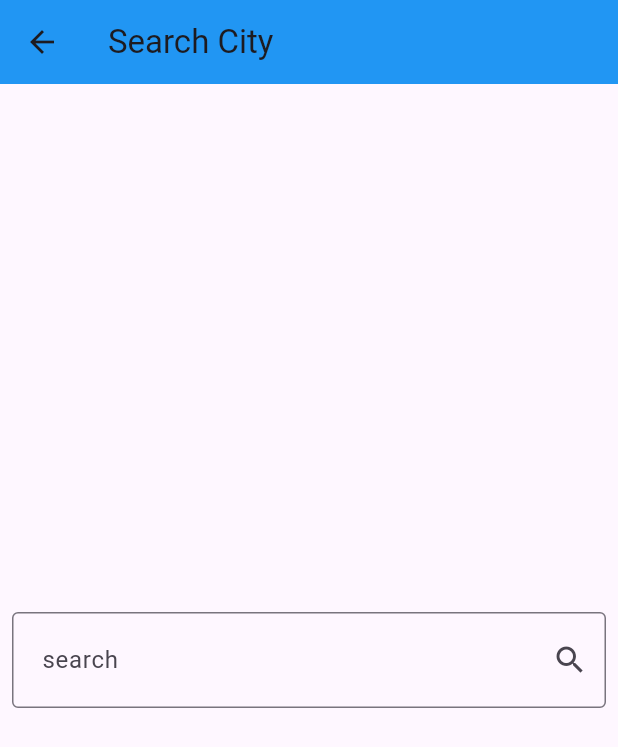
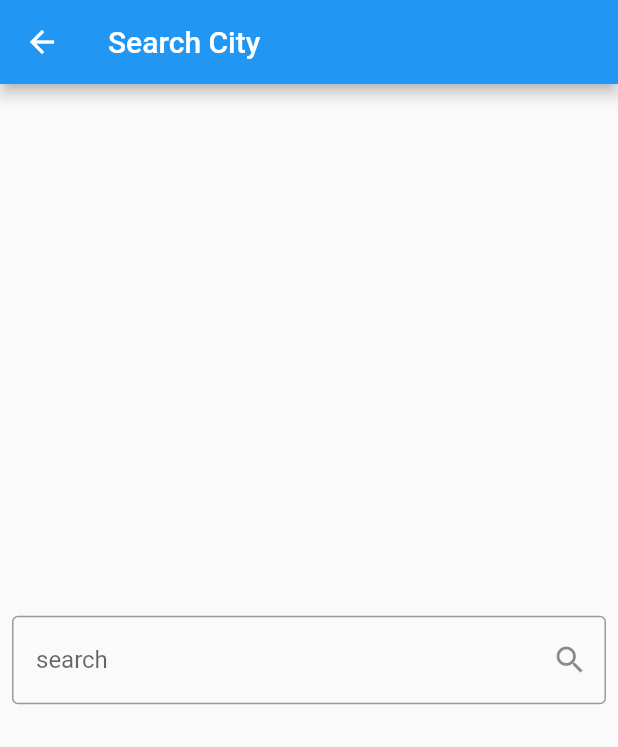
Before and after one commit to 7odaHany/Weather_app, a Flutter app: the screen it shows after launch, after a tap on the "search" icon, on a phone screen of 412 x 824 dp. Shown: the top 747 px of the screen. Run offline on Flutter 3.47's test engine with Material 3 defaults, Android fonts, the phone set to English and light mode, and no system bars; our stand-ins replace dio, flutter_bloc.

Commit message:
getthemecolor mody.

```diff
--- a/lib/cubits/get_weather_cubit/get_weather_state.dart
+++ b/lib/cubits/get_weather_cubit/get_weather_state.dart
@@ -2,15 +2,12 @@ import 'package:weather_app/models/weather_model.dart';
 
 class WeatherState {}
 
-class WeatherInitialState extends WeatherState{}
-class WeatherLoadedState extends WeatherState{
+class WeatherInitialState extends WeatherState {}
+
+class WeatherLoadedState extends WeatherState {
   final WeatherModel weatherModel;
 
   WeatherLoadedState({required this.weatherModel});
+}
 
-}
-class WeatherFailureState extends WeatherState{
-  final String error;
-
-  WeatherFailureState(this.error);
-}
+class WeatherFailureState extends WeatherState {}
--- a/lib/main.dart
+++ b/lib/main.dart
@@ -1,7 +1,9 @@
 import 'package:flutter/material.dart';
 import 'package:flutter_bloc/flutter_bloc.dart';
 import 'package:weather_app/cubits/get_weather_cubit/get_weather_cubit.dart';
+import 'package:weather_app/cubits/get_weather_cubit/get_weather_state.dart';
 import 'package:weather_app/views/home_view.dart';
+import 'package:weather_app/widgets/theme_color.dart';
 
 void main() {
   runApp(const WeatherApp());
@@ -14,8 +16,22 @@ class WeatherApp extends StatelessWidget {
   Widget build(BuildContext context) {
     return BlocProvider(
       create: (context) => GetWeatherCubit(),
-      child: const MaterialApp(
-        home: HomeView(),
+      child: Builder(
+        builder: (context) => BlocBuilder<GetWeatherCubit, WeatherState>(
+          builder: (context, state) {
+            return MaterialApp(
+              debugShowCheckedModeBanner: false,
+              theme: ThemeData(
+                useMaterial3: false,
+                primarySwatch: getThemeColor(
+                    BlocProvider.of<GetWeatherCubit>(context)
+                        .weatherModel
+                        ?.weatherCondition),
+              ),
+              home: const HomeView(),
+            );
+          },
+        ),
       ),
     );
   }
--- a/lib/views/home_view.dart
+++ b/lib/views/home_view.dart
@@ -3,6 +3,7 @@ import 'package:flutter_bloc/flutter_bloc.dart';
 import 'package:weather_app/cubits/get_weather_cubit/get_weather_cubit.dart';
 import 'package:weather_app/cubits/get_weather_cubit/get_weather_state.dart';
 import 'package:weather_app/views/search_view.dart';
+import 'package:weather_app/widgets/error_body.dart';
 import 'package:weather_app/widgets/no_weather_body.dart';
 import 'package:weather_app/widgets/weather_info_body.dart';
 
@@ -32,19 +33,24 @@ class HomeView extends StatelessWidget {
           if (state is WeatherInitialState) {
             return const NoWeatherBody();
           } else if (state is WeatherLoadedState) {
-            return const WeatherInfoBody();
+            return  WeatherInfoBody(
+              weather: state.weatherModel,
+            );
           } else {
-            return const Text('there is an error');
+            return ErrorBody(
+               onRetry: () {
+                  Navigator.of(context).push(
+                    MaterialPageRoute(
+                      builder: (context) {
+                        return const SearchView();
+                      },
+                    ),
+                  );
+                },
+            );
           }
         },
       ),
     );
   }
 }
-
-//create state
-// create cubit
-// create functions
-//provide cubit
-//integrate cubit
-// trigger cubit
--- a/lib/views/search_view.dart
+++ b/lib/views/search_view.dart
@@ -9,7 +9,6 @@ class SearchView extends StatelessWidget {
   Widget build(BuildContext context) {
     return Scaffold(
       appBar: AppBar(
-        backgroundColor: Colors.blue,
         title: const Text(
           'Search City',
         ),
--- /dev/null
+++ b/lib/widgets/theme_color.dart
@@ -0,0 +1,51 @@
+import 'package:flutter/material.dart';
+
+MaterialColor getThemeColor(String? condition) {
+    if (condition == null) {
+      return Colors.blue;
+    }
+    switch (condition) {
+      case 'Sunny':
+        return Colors.orange;
+      case 'Partly cloudy':
+        return Colors.blueGrey;
+      case 'Cloudy':
+        return Colors.grey;
+      case 'Overcast':
+        return Colors.blueGrey;
+      case 'Mist':
+        return Colors.lightBlue;
+      case 'Patchy rain possible':
+      case 'Light rain':
+      case 'Patchy light rain':
+      case 'Moderate rain at times':
+      case 'Moderate rain':
+      case 'Heavy rain at times':
+      case 'Heavy rain':
+      case 'Light rain shower':
+      case 'Moderate or heavy rain shower':
+      case 'Torrential rain shower':
+        return Colors.blue;
+      case 'Patchy snow possible':
+      case 'Light snow':
+      case 'Patchy light snow':
+      case 'Moderate snow':
+      case 'Heavy snow':
+      case 'Light snow shower':
+      case 'Moderate or heavy snow shower':
+        return Colors.lightBlue;
+      case 'Thundery outbreaks possible':
+      case 'Patchy light rain with thunder':
+      case 'Moderate or heavy rain with thunder':
+        return Colors.deepPurple;
+      case 'Fog':
+      case 'Freezing fog':
+      case 'Freezing drizzle':
+      case 'Heavy freezing drizzle':
+      case 'Light freezing rain':
+      case 'Moderate or heavy freezing rain':
+        return Colors.cyan;
+      default:
+        return Colors.blueGrey; // Default color for unknown conditions
+    }
+  }
```
Also changed, not shown: lib/cubits/get_weather_cubit/get_weather_cubit.dart (+13 -5 lines), lib/widgets/error_body.dart (added, +39 -0 lines), lib/widgets/weather_info_body.dart (+17 -3 lines).
